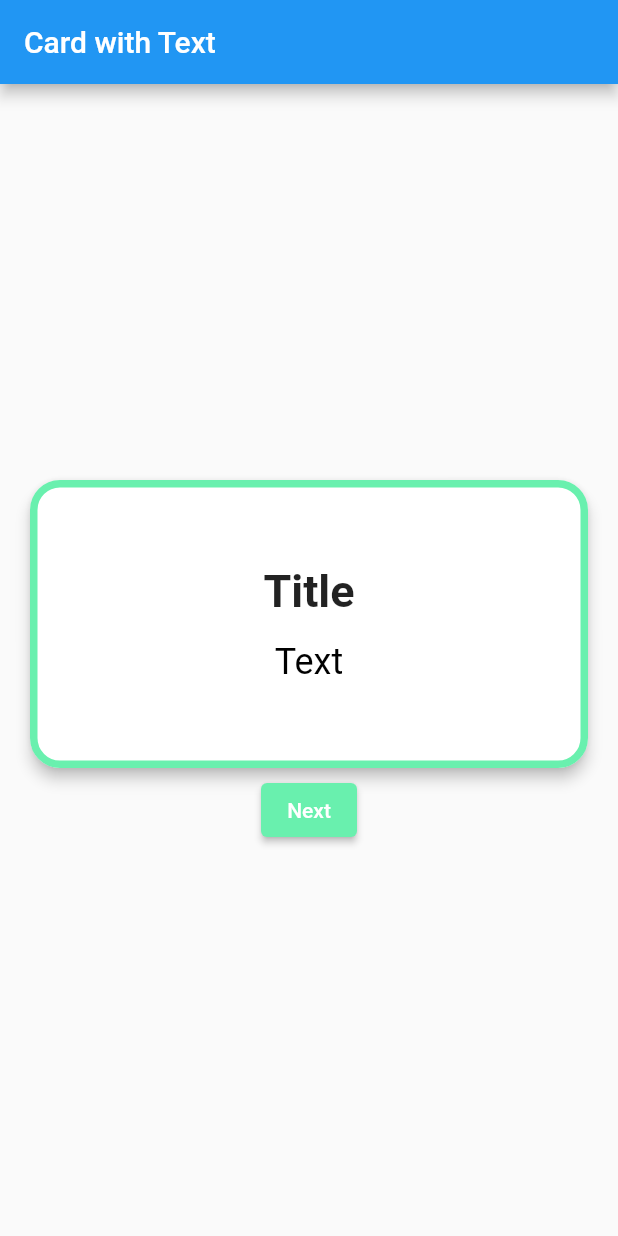
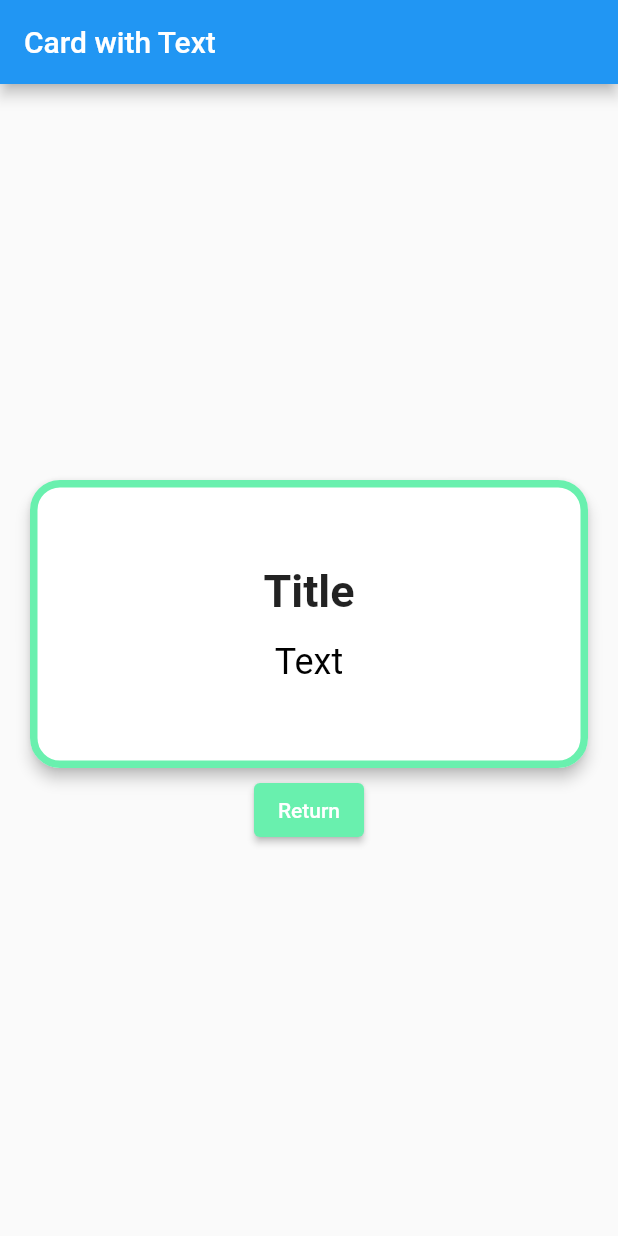
Before and after one commit to Alexandru736/AmiMemo, a Flutter app: the screen it shows after launch, after a tap on "Go to Card", on a phone screen of 412 x 824 dp. Run offline on Flutter 3.47's test engine with Material 2 defaults, Android fonts, the phone set to English and light mode, and no system bars.

Commit message:
First Commit

```diff
--- a/lib/main.dart
+++ b/lib/main.dart
@@ -73,7 +73,7 @@ class _MyAppState extends State<MyApp> {
                 style: ElevatedButton.styleFrom(
                   backgroundColor: Colors.greenAccent,
                 ),
-                child: const Text('Next'),
+                child: const Text('Return'),
               ),
             ],
           ),
```
